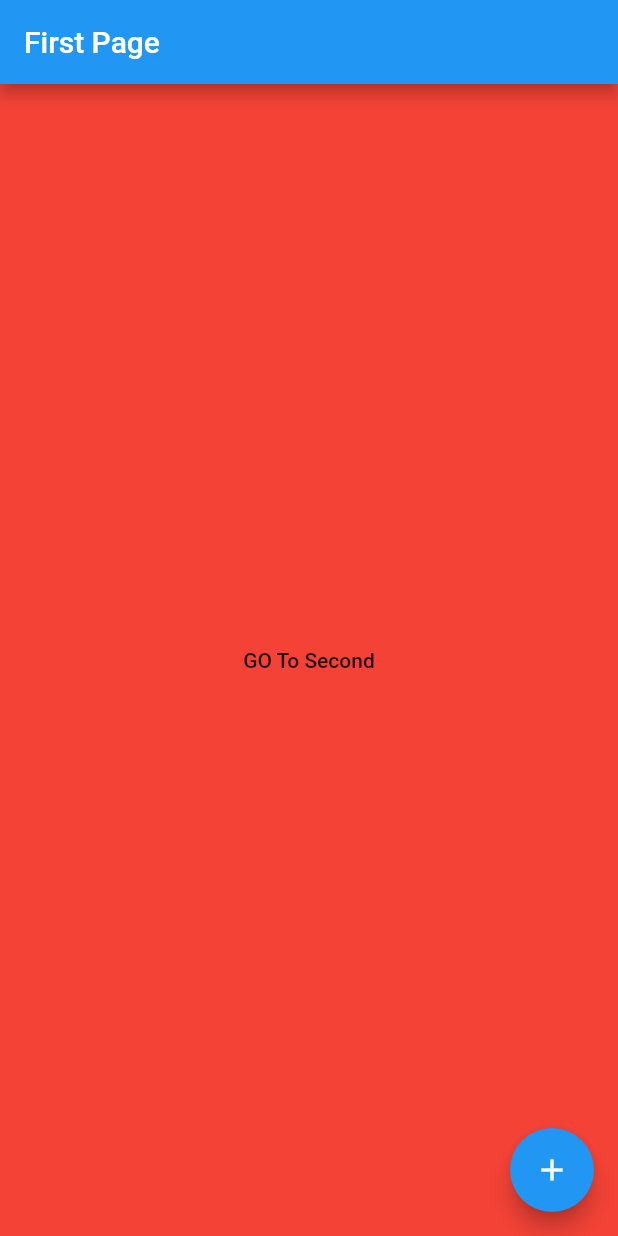
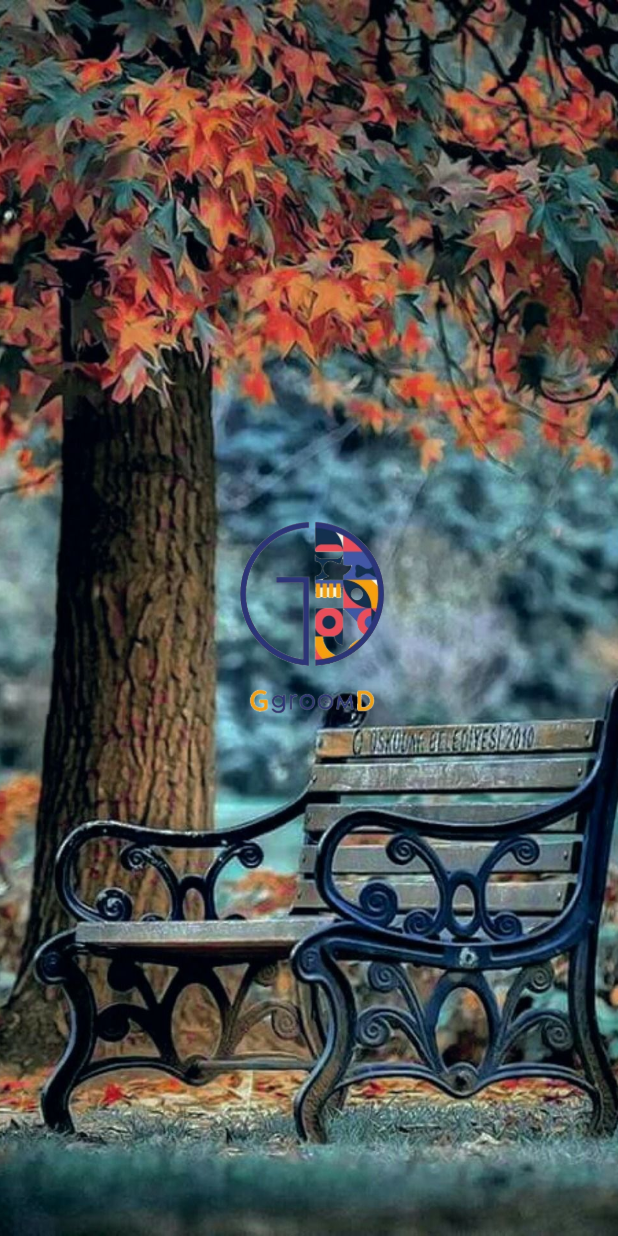
Before and after one commit to lipsitabisoi27/DemoFlutter, a Flutter app: the screen it shows after launch, on a phone screen of 412 x 824 dp. Run offline on Flutter 3.47's test engine with Material 2 defaults, Android fonts, the phone set to English and light mode, and no system bars.

```diff
--- /dev/null
+++ b/lib/FourthScreen.dart
@@ -0,0 +1,44 @@
+import 'package:flutter/foundation.dart';
+import 'package:flutter/material.dart';
+//import 'package:flutter/material.dart';
+
+class FourthScreen extends StatefulWidget {
+  @override
+  _FourthScreenState createState() => _FourthScreenState();
+}
+
+class _FourthScreenState extends State<FourthScreen> {
+  @override
+  Widget build(BuildContext context) {
+    return Scaffold(
+      /*appBar: AppBar(
+        backgroundColor: Colors.black,
+    title: Text(
+      "Fourth"
+    ),
+      ),*/
+      body: Container(
+        //color: Colors.white,
+        height: double.maxFinite,
+        width: double.maxFinite,
+        decoration:BoxDecoration(
+          image: DecorationImage(
+          image: AssetImage("assets/backimg.jpg"),
+              fit: BoxFit.cover
+        ) ,
+        ),
+        child: Column(
+          mainAxisAlignment: MainAxisAlignment.center,
+          crossAxisAlignment: CrossAxisAlignment.center,
+          children: [
+            Image.asset(
+              "assets/logo.png",
+              width: 140,
+              height: 150,
+            ),
+          ],
+        ),
+      ),
+    );
+  }
+}
--- a/lib/ThirdScreen.dart
+++ b/lib/ThirdScreen.dart
@@ -38,8 +38,7 @@ class _ThirdScreenState extends State<ThirdScreen> {
             ),
             InkWell(
               onTap: (){
-                //Navigator.push(context, MaterialPageRoute(builder: (context)=>SecondScreen()));
-                Navigator.pushNamed(context, "/home");
+                Navigator.pushNamed(context, "/");
               },
               child: Text(
                 "Sign Up Home Here",
--- a/lib/main.dart
+++ b/lib/main.dart
@@ -1,3 +1,4 @@
+import 'package:first_proj/FourthScreen.dart';
 import 'package:first_proj/SecondScreen.dart';
 import 'package:first_proj/ThirdScreen.dart';
 import 'package:flutter/material.dart';
@@ -28,7 +29,7 @@ class MyApp extends StatelessWidget {
         // closer together (more dense) than on mobile platforms.
         visualDensity: VisualDensity.adaptivePlatformDensity,
       ),
-      home: FirstScreen(),
+      home: FourthScreen(),
       routes: {
         "/second": (context) => SecondScreen(),
         "/home": (context) => FirstScreen(title: "First Page",),
```
Also changed, not shown: pubspec.yaml (+2 -52 lines), assets/backimg.jpg (added), assets/logo.png (added).
